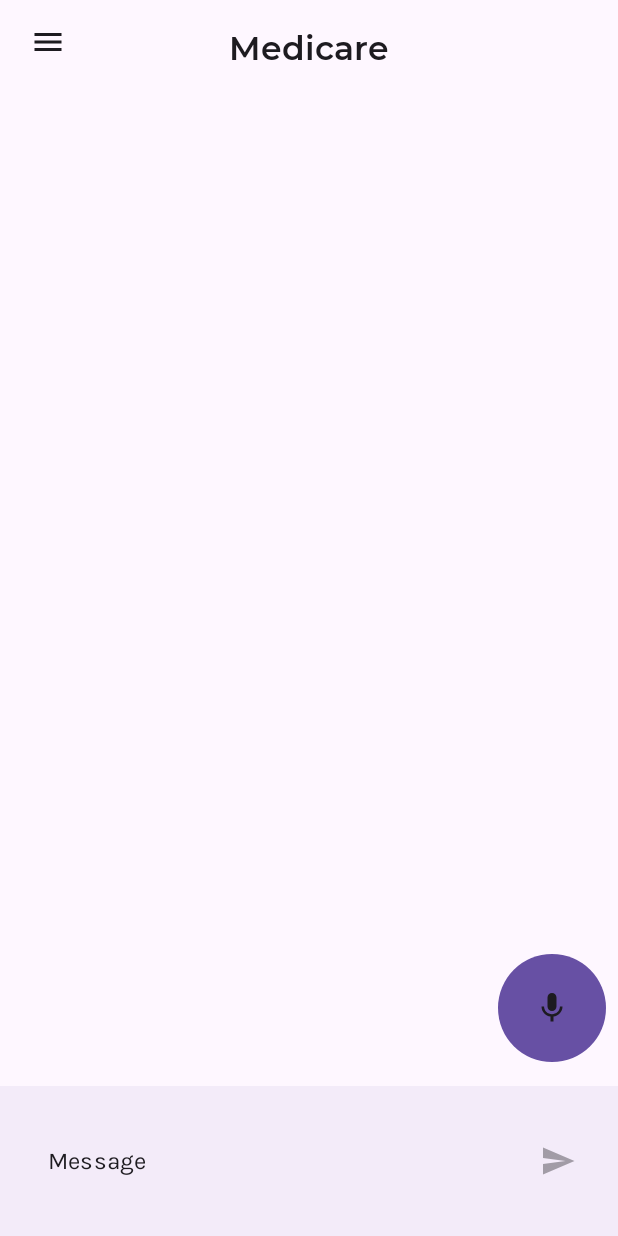
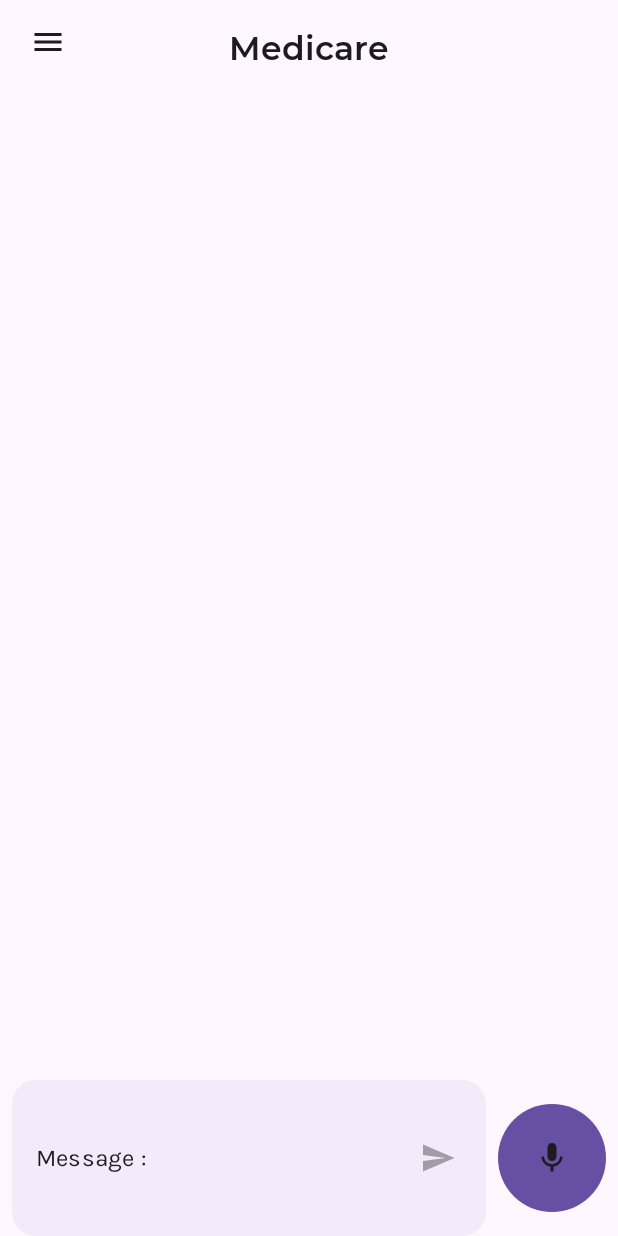
Before and after one commit to msm-826/HealthcareBot, an Android app built with Jetpack Compose: the MainScreen screen opened through its navigation route, on a phone screen of 412 x 824 dp. Run offline under Robolectric (Android 15) with nearby library versions, the phone set to English and light mode, and no system bars; our stand-ins replace Room's generated code; 1 statement that could not run was skipped.

Commit message:
Made changes to the ui

```diff
--- a/app/src/main/java/com/project/healthcarebot/ui/components/LoadingAnimation.kt
+++ b/app/src/main/java/com/project/healthcarebot/ui/components/LoadingAnimation.kt
@@ -29,9 +29,11 @@ fun LoadingAnimation(
     circleSize: Dp = 16.dp,
     circleColor: Color = MaterialTheme.colorScheme.primary,
     spaceBetween: Dp = 8.dp,
-    travelDistance: Dp = 12.dp
+    travelDistance: Dp = 16.dp
 ) {
     val circles = listOf(
+        remember { Animatable(initialValue = 0f) },
+        remember { Animatable(initialValue = 0f) },
         remember { Animatable(initialValue = 0f) },
         remember { Animatable(initialValue = 0f) },
         remember { Animatable(initialValue = 0f) }
--- a/app/src/main/java/com/project/healthcarebot/ui/screens/MainScreen.kt
+++ b/app/src/main/java/com/project/healthcarebot/ui/screens/MainScreen.kt
@@ -25,6 +25,7 @@ import androidx.compose.foundation.lazy.LazyColumn
 import androidx.compose.foundation.lazy.items
 import androidx.compose.foundation.lazy.rememberLazyListState
 import androidx.compose.foundation.shape.CircleShape
+import androidx.compose.foundation.shape.RoundedCornerShape
 import androidx.compose.foundation.text.BasicTextField
 import androidx.compose.foundation.text.KeyboardActions
 import androidx.compose.foundation.text.KeyboardOptions
@@ -34,10 +35,10 @@ import androidx.compose.material.icons.filled.Home
 import androidx.compose.material.icons.filled.Menu
 import androidx.compose.material.icons.filled.Mic
 import androidx.compose.material.icons.filled.Send
+import androidx.compose.material3.Card
 import androidx.compose.material3.CenterAlignedTopAppBar
 import androidx.compose.material3.DrawerState
 import androidx.compose.material3.DrawerValue
-import androidx.compose.material3.ElevatedCard
 import androidx.compose.material3.ExperimentalMaterial3Api
 import androidx.compose.material3.Icon
 import androidx.compose.material3.IconButton
@@ -61,6 +62,7 @@ import androidx.compose.runtime.remember
 import androidx.compose.runtime.rememberCoroutineScope
 import androidx.compose.runtime.setValue
 import androidx.compose.ui.Alignment
+import androidx.compose.ui.ExperimentalComposeUiApi
 import androidx.compose.ui.Modifier
 import androidx.compose.ui.draw.clip
 import androidx.compose.ui.draw.scale
@@ -71,6 +73,7 @@ import androidx.compose.ui.graphics.vector.ImageVector
 import androidx.compose.ui.input.pointer.pointerInput
 import androidx.compose.ui.platform.LocalContext
 import androidx.compose.ui.platform.LocalFocusManager
+import androidx.compose.ui.platform.LocalSoftwareKeyboardController
 import androidx.compose.ui.res.stringResource
 import androidx.compose.ui.text.input.ImeAction
 import androidx.compose.ui.text.input.KeyboardType
@@ -128,14 +131,8 @@ fun MainContentOfModalDrawer(
                     .fillMaxHeight()
                     .navigationBarsPadding()
                     .imePadding(),
-                verticalArrangement = Arrangement.Bottom
+                verticalArrangement = Arrangement.Bottom,
             ) {
-                MicrophoneButton(
-                    inputViewModel = inputViewModel,
-                    Modifier
-                        .align(Alignment.End)
-                        .padding(end = 8.dp, bottom = 16.dp)
-                )
                 UserInputTextField(
                     scope = scope,
                     messageViewModel = messageViewModel,
@@ -260,14 +257,18 @@ fun ChatContent(
     LazyColumn(
         modifier = modifier
             .fillMaxSize()
-            .padding(horizontal = 16.dp),
-        verticalArrangement = Arrangement.spacedBy(16.dp),
+            .padding(horizontal = 8.dp),
+        verticalArrangement = Arrangement.spacedBy(32.dp),
         state = scrollState,
     ) {
         items(messages) {message ->
-            ElevatedCard {
+            Spacer(modifier = Modifier.height(8.dp))
+            Row(modifier = Modifier
+                .fillMaxSize()
+                .padding(end = 32.dp), horizontalArrangement = Arrangement.Start) {
+                Card(shape = RoundedCornerShape(0.dp, 16.dp, 16.dp, 16.dp)) {
                     Column(
-                    modifier = Modifier.padding(8.dp),
+                        modifier = Modifier.padding(16.dp)
                     ) {
                         Text(
                             text = message.messageText,
@@ -279,16 +280,20 @@ fun ChatContent(
                         )
                     }
                 }
-
+            }
             Spacer(modifier = Modifier.height(8.dp))
-
             if (message.replyText == null || message.replyTimeStamp == null) {
                 Spacer(modifier = Modifier.height(16.dp))
+                Row(modifier = Modifier.fillMaxSize(), horizontalArrangement = Arrangement.End) {
                     LoadingAnimation(modifier = Modifier.padding(start = 12.dp))
+                }
             } else {
-                ElevatedCard {
+                Row(modifier = Modifier
+                    .fillMaxSize()
+                    .padding(start = 32.dp), horizontalArrangement = Arrangement.End) {
+                    Card(shape = RoundedCornerShape(16.dp, 0.dp, 16.dp, 16.dp)) {
                         Column(
-                        modifier = Modifier.padding(8.dp),
+                            modifier = Modifier.padding(16.dp),
                         ) {
                             Text(
                                 text = message.replyText,
@@ -301,11 +306,9 @@ fun ChatContent(
                         }
                     }
                 }
-
-            Spacer(modifier = Modifier.height(16.dp))
             }
         }
-
+    }
     LaunchedEffect(messages.size) {
         if (messages.isNotEmpty()) {
             scrollState.animateScrollToItem(messages.size)
@@ -361,6 +364,7 @@ fun MicrophoneButton(
     }
 }
 
+@OptIn(ExperimentalComposeUiApi::class)
 @Composable
 fun UserInputTextField(
     scope: CoroutineScope,
@@ -370,36 +374,38 @@ fun UserInputTextField(
 ) {
     var textFieldFocusState by remember { mutableStateOf(false) }
     val focusManager = LocalFocusManager.current
+    val keyboardController = LocalSoftwareKeyboardController.current
     val sendButtonStatus = messageViewModel.replyFetched.value && inputViewModel.inputTextState.inputText.isNotBlank()
 
-
+    Row {
         Surface(
-        tonalElevation = 2.dp
-    ) {
-        Row(
+            tonalElevation = 2.dp,
+            shape = RoundedCornerShape(16.dp),
             modifier = modifier
                 .fillMaxWidth()
-                .height(100.dp),
+                .weight(1f)
+                .padding(start = 8.dp)
         ) {
-            Box(
-                modifier = modifier
-                    .fillMaxSize()
-                    .weight(1f)
-                    .align(Alignment.Bottom)
-            ) {
+            Row(modifier = modifier.height(104.dp)) {
                 BasicTextField(
+                    decorationBox = {
+                            innerTextField ->
+                        Row {
+                            if (inputViewModel.inputTextState.inputText.isEmpty()) {
+                                Text("Message : ")
+                            }
+                            innerTextField()
+                        }
+                    },
                     value = inputViewModel.inputTextState.inputText,
                     onValueChange = { newValue -> inputViewModel.onTextValueChange(newValue) },
-                    modifier = modifier
-                        .fillMaxWidth()
-                        .padding(start = 32.dp)
-                        .align(Alignment.CenterStart)
-                        .onFocusChanged { state -> textFieldFocusState = state.isFocused },
                     keyboardOptions = KeyboardOptions(
                         keyboardType = KeyboardType.Text,
                         imeAction = ImeAction.Send
                     ),
-                    keyboardActions = KeyboardActions(onSend = {
+                    keyboardActions = KeyboardActions(
+                        onSend = {
+                            keyboardController?.hide()
                             messageViewModel.addMessage(
                                 Message(
                                     messageText = inputViewModel.inputTextState.inputText,
@@ -419,22 +425,20 @@ fun UserInputTextField(
                             focusManager.clearFocus()
                             textFieldFocusState = false
                             inputViewModel.onTextValueChange("")
-                    }),
+                        }
+                    ),
                     maxLines = 4,
                     cursorBrush = SolidColor(LocalContentColor.current),
                     textStyle = LocalTextStyle.current.copy(color = LocalContentColor.current),
+                    modifier = modifier
+                        .padding(start = 16.dp)
+                        .align(Alignment.CenterVertically)
+                        .onFocusChanged { state ->
+                            textFieldFocusState = state.isFocused
+                        }
+                        .weight(1f)
                 )
 
-                if (inputViewModel.inputTextState.inputText.isEmpty() && !textFieldFocusState) {
-                    Text(
-                        modifier = modifier
-                            .align(Alignment.CenterStart)
-                            .padding(start = 32.dp),
-                        text = stringResource(id = R.string.textfield_hint),
-                        style = MaterialTheme.typography.bodyLarge
-                    )
-                }
-            }
                 IconButton(
                     onClick = {
                         messageViewModel.addMessage(
@@ -448,7 +452,7 @@ fun UserInputTextField(
                             delay(2000)
                             messageViewModel.updateMessage(
                                 id = messageViewModel.currentMessageIndex.value,
-                            replyText = "This is a Reply",
+                                replyText = "This is a very very very very very very very very very very very very very very very very very very very very very very very very very long reply",
                                 replyTimeStamp = System.currentTimeMillis()
                             )
                         }
@@ -460,13 +464,22 @@ fun UserInputTextField(
                     enabled = sendButtonStatus,
                     modifier = modifier
                         .align(Alignment.CenterVertically)
-                    .padding(end = 16.dp)
+                        .padding(8.dp)
                 ) {
                     Icon(
                         imageVector = Icons.Filled.Send,
                         contentDescription = stringResource(id = R.string.send),
+                        modifier = modifier.size(24.dp)
                     )
                 }
             }
         }
+
+        MicrophoneButton(
+            inputViewModel = inputViewModel,
+            modifier = modifier
+                .align(Alignment.CenterVertically)
+                .padding(start = 8.dp, top = 16.dp, end = 8.dp, bottom = 16.dp)
+        )
     }
+}
```
Lines whose indentation alone changed are shown as unchanged.
